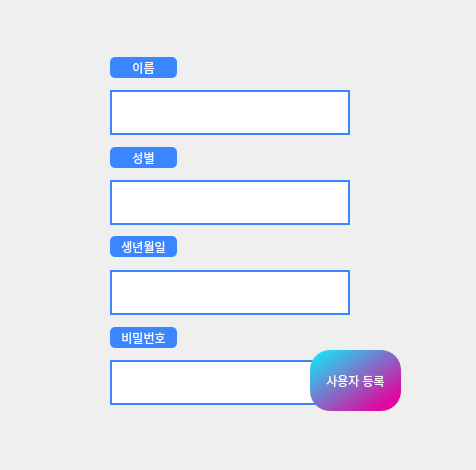
Before: the Qt Designer form GUI/ui/userSetting.ui in addinedu-ros-4th/deeplearning-repo-6, drawn with Qt 5.
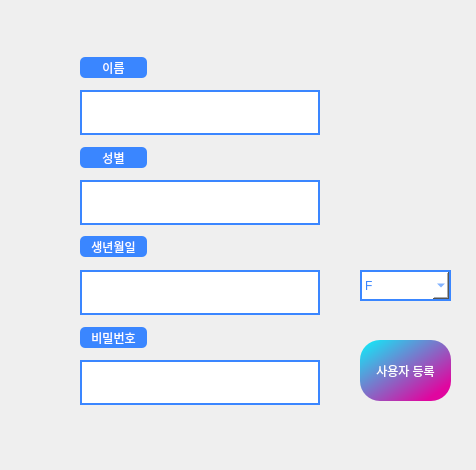
After: the same form once the commit is applied.

Patch:
```diff
--- a/GUI/ui/userSetting.ui
+++ b/GUI/ui/userSetting.ui
@@ -16,7 +16,7 @@
   <widget class="QLabel" name="Label_name">
    <property name="geometry">
     <rect>
-     <x>110</x>
+     <x>80</x>
      <y>57</y>
      <width>67</width>
      <height>21</height>
@@ -38,7 +38,7 @@
   <widget class="QTextEdit" name="Txt_name">
    <property name="geometry">
     <rect>
-     <x>110</x>
+     <x>80</x>
      <y>90</y>
      <width>240</width>
      <height>45</height>
@@ -54,7 +54,7 @@
   <widget class="QTextEdit" name="Txt_gender">
    <property name="geometry">
     <rect>
-     <x>110</x>
+     <x>80</x>
      <y>180</y>
      <width>240</width>
      <height>45</height>
@@ -70,7 +70,7 @@
   <widget class="QLabel" name="Label_gender">
    <property name="geometry">
     <rect>
-     <x>110</x>
+     <x>80</x>
      <y>147</y>
      <width>67</width>
      <height>21</height>
@@ -92,7 +92,7 @@
   <widget class="QTextEdit" name="Txt_birth">
    <property name="geometry">
     <rect>
-     <x>110</x>
+     <x>80</x>
      <y>270</y>
      <width>240</width>
      <height>45</height>
@@ -108,7 +108,7 @@
   <widget class="QLabel" name="Label_birth">
    <property name="geometry">
     <rect>
-     <x>110</x>
+     <x>80</x>
      <y>236</y>
      <width>67</width>
      <height>21</height>
@@ -130,7 +130,7 @@
   <widget class="QLabel" name="Label_pw">
    <property name="geometry">
     <rect>
-     <x>110</x>
+     <x>80</x>
      <y>327</y>
      <width>67</width>
      <height>21</height>
@@ -152,7 +152,7 @@
   <widget class="QTextEdit" name="Txt_pw">
    <property name="geometry">
     <rect>
-     <x>110</x>
+     <x>80</x>
      <y>360</y>
      <width>240</width>
      <height>45</height>
@@ -168,8 +168,8 @@
   <widget class="QPushButton" name="Btn_resist">
    <property name="geometry">
     <rect>
-     <x>310</x>
-     <y>350</y>
+     <x>360</x>
+     <y>340</y>
      <width>91</width>
      <height>61</height>
     </rect>
@@ -183,6 +183,43 @@
     <string>사용자 등록</string>
    </property>
   </widget>
+  <widget class="QComboBox" name="cbox_Model">
+   <property name="geometry">
+    <rect>
+     <x>360</x>
+     <y>270</y>
+     <width>91</width>
+     <height>31</height>
+    </rect>
+   </property>
+   <property name="styleSheet">
+    <string notr="true">
+	color: rgb(58, 134, 255);
+	background-color: white;
+	border: 2px solid rgb(58, 134, 255);
+</string>
+   </property>
+   <item>
+    <property name="text">
+     <string>F</string>
+    </property>
+   </item>
+   <item>
+    <property name="text">
+     <string>T</string>
+    </property>
+   </item>
+   <item>
+    <property name="text">
+     <string>Thanos</string>
+    </property>
+   </item>
+   <item>
+    <property name="text">
+     <string>Default</string>
+    </property>
+   </item>
+  </widget>
  </widget>
  <resources/>
  <connections/>
```
